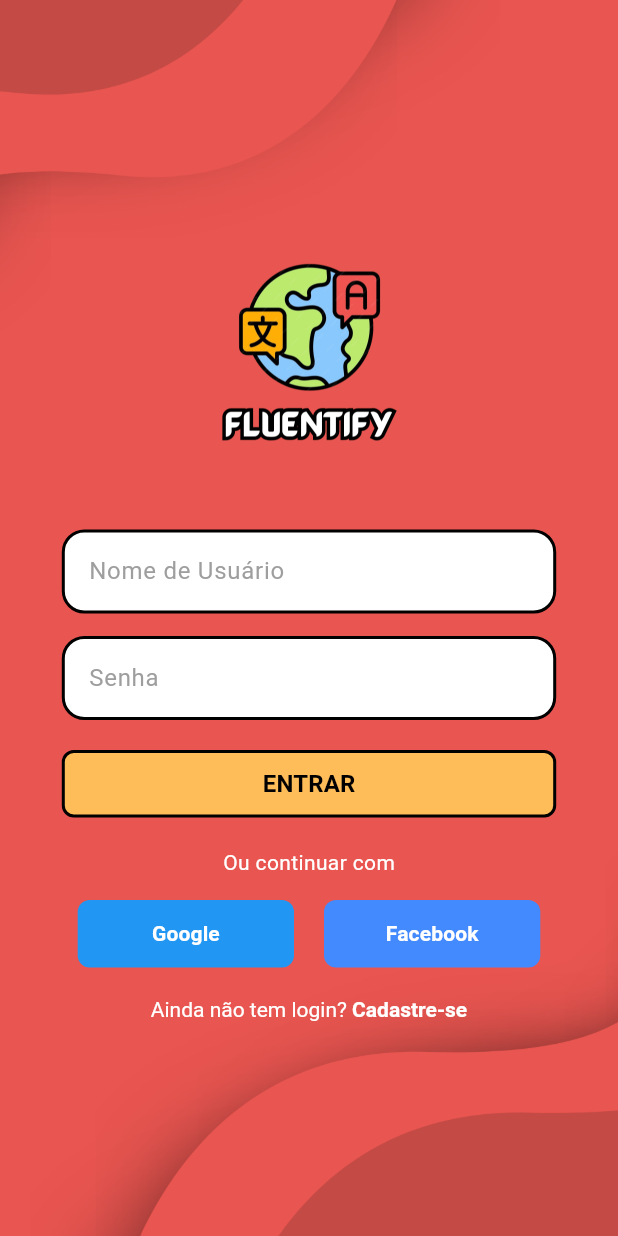
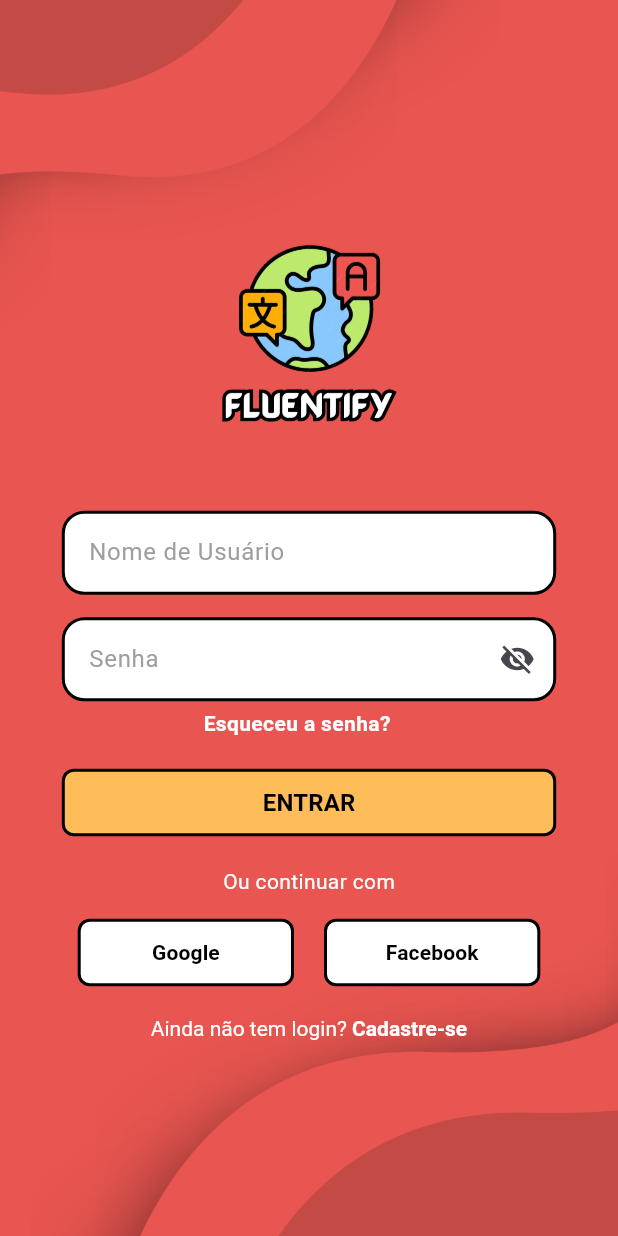
Before and after one commit to eduspds/App-Idiomas, a Flutter app: the screen it shows after launch, on a phone screen of 412 x 824 dp. Run offline on Flutter 3.47's test engine with Material 3 defaults, Android fonts, the light colour scheme and no system bars.

Commit message:
Ajuste no campo de senha, nos botões do google e facebook e adição do texto de recuperação de senha

```diff
--- a/lib/tela_login.dart
+++ b/lib/tela_login.dart
@@ -1,7 +1,15 @@
 import 'package:flutter/material.dart';
 
-class LoginScreen extends StatelessWidget {
+class LoginScreen extends StatefulWidget {
   const LoginScreen({Key? key}) : super(key: key);
+
+  @override
+  _LoginScreenState createState() => _LoginScreenState();
+}
+
+class _LoginScreenState extends State<LoginScreen> {
+  final TextEditingController _passwordController = TextEditingController();
+  bool _obscureText = true;
 
   @override
   Widget build(BuildContext context) {
@@ -55,14 +63,44 @@ class LoginScreen extends StatelessWidget {
                       border: Border.all(color: Colors.black, width: 2),
                       borderRadius: BorderRadius.circular(15),
                     ),
-                    child: const TextField(
-                      obscureText: true,
+                    child: TextField(
+                      controller: _passwordController,
+                      obscureText: _obscureText,
                       decoration: InputDecoration(
                         hintText: 'Senha',
                         hintStyle: TextStyle(color: Colors.grey),
                         border: InputBorder.none,
                         contentPadding:
                             EdgeInsets.symmetric(horizontal: 16, vertical: 14),
+                        suffixIcon: IconButton(
+                          icon: Icon(
+                            _obscureText
+                                ? Icons.visibility_off
+                                : Icons.visibility,
+                          ),
+                          onPressed: () {
+                            setState(() {
+                              _obscureText = !_obscureText;
+                            });
+                          },
+                        ),
+                      ),
+                    ),
+                  ),
+                  const SizedBox(height: 5),
+                  Padding(
+                    padding: const EdgeInsets.only(right: 16),
+                    child: GestureDetector(
+                      onTap: () {
+                        Navigator.pushNamed(context, '/recuperar_senha');
+                      },
+                      child: const Text(
+                        'Esqueceu a senha?',
+                        style: TextStyle(
+                          color: Colors.white,
+                          fontSize: 14,
+                          fontWeight: FontWeight.bold,
+                        ),
                       ),
                     ),
                   ),
@@ -103,15 +141,16 @@ class LoginScreen extends StatelessWidget {
                           width: screenSize.width * 0.35,
                           height: 45,
                           decoration: BoxDecoration(
-                            color: Colors.blue,
+                            color: Colors.white,
                             borderRadius: BorderRadius.circular(8),
+                            border: Border.all(color: Colors.black, width: 2),
                           ),
                           child: TextButton(
                               onPressed: () {},
                               child: const Text(
                                 'Google',
                                 style: TextStyle(
-                                    color: Colors.white,
+                                    color: Colors.black,
                                     fontWeight: FontWeight.bold),
                               ))),
                       const SizedBox(width: 20),
@@ -119,15 +158,16 @@ class LoginScreen extends StatelessWidget {
                           width: screenSize.width * 0.35,
                           height: 45,
                           decoration: BoxDecoration(
-                            color: Colors.blueAccent,
+                            color: Colors.white,
                             borderRadius: BorderRadius.circular(8),
+                            border: Border.all(color: Colors.black, width: 2),
                           ),
                           child: TextButton(
                             onPressed: () {},
                             child: const Text(
                               'Facebook',
                               style: TextStyle(
-                                  color: Colors.white,
+                                  color: Colors.black,
                                   fontWeight: FontWeight.bold),
                             ),
                           ))
--- a/pubspec.yaml
+++ b/pubspec.yaml
@@ -35,6 +35,7 @@ dependencies:
   # The following adds the Cupertino Icons font to your application.
   # Use with the CupertinoIcons class for iOS style icons.
   cupertino_icons: ^1.0.8
+  material_design_icons_flutter: ^7.0.7296
 
 dev_dependencies:
   flutter_test:
```
Also changed, not shown: lib/tela_cadastro.dart (+50 -5 lines), pubspec.lock.
